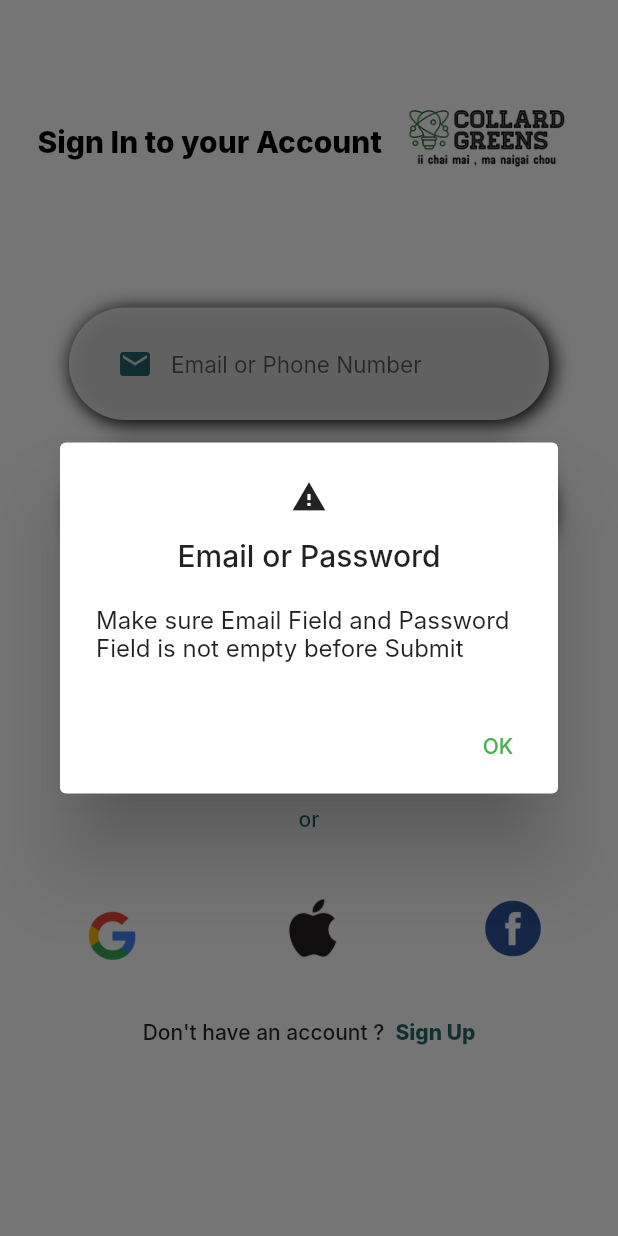
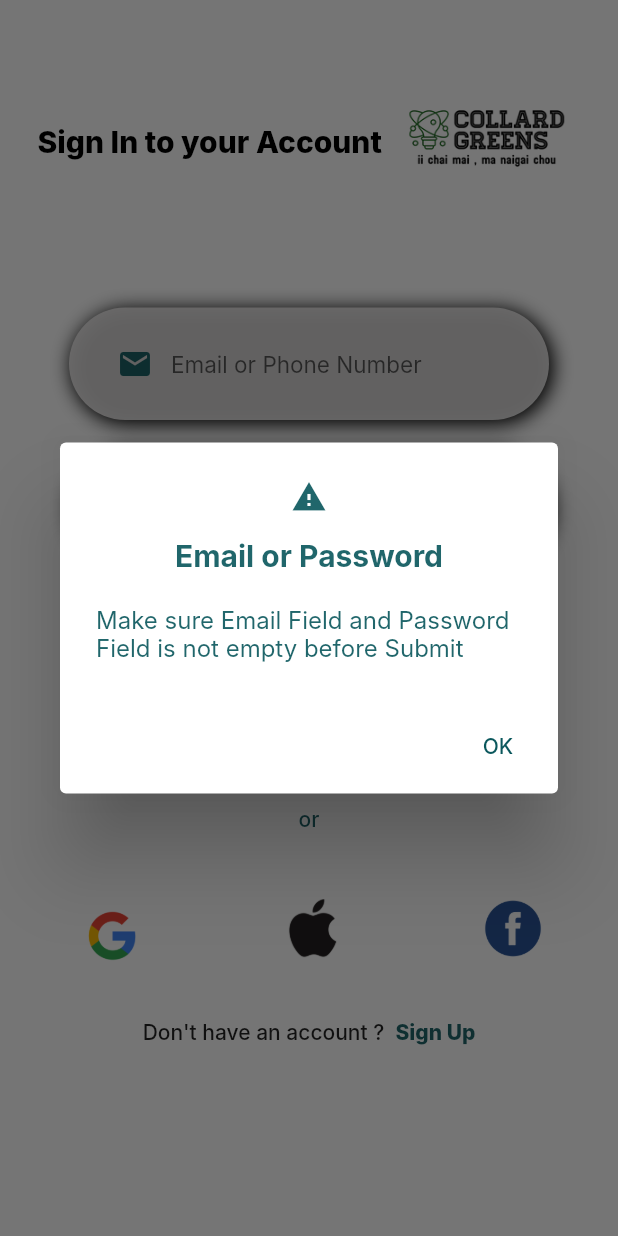
Before and after one commit to ClichyMercury/collardgreens, a Flutter app: the screen it shows after launch, after a tap on "Sign In", on a phone screen of 412 x 824 dp. Run offline on Flutter 3.47's test engine with Material 2 defaults, Android fonts, the phone set to English and light mode, and no system bars; our stand-ins replace carousel_slider, flutter_credit_card, flutter_heatmap_calendar, flutter_svg; Roboto replaces fonts that are missing (Inter).

Commit message:
add alert dialog

```diff
--- a/lib/AppRoot/account/AccountCard.dart
+++ b/lib/AppRoot/account/AccountCard.dart
@@ -4,7 +4,7 @@ import 'package:flutter/material.dart';
 import 'package:flutter_credit_card/flutter_credit_card.dart';
 import 'package:flutter_heatmap_calendar/flutter_heatmap_calendar.dart';
 
-import 'formAddCard.dart';
+import 'widget/formAddCard.dart';
 
 class AccountCard extends StatefulWidget {
   const AccountCard({super.key});
--- a/lib/AppRoot/account/formAddCard.dart
+++ b/lib/AppRoot/account/widget/formAddCard.dart
@@ -4,7 +4,7 @@ import 'package:flutter/material.dart';
 import 'package:flutter_credit_card/credit_card_form.dart';
 import 'package:flutter_credit_card/credit_card_model.dart';
 
-import '../../ui/colors/app_colors.dart';
+import '../../../ui/colors/app_colors.dart';
 
 class AddCard extends StatelessWidget {
   const AddCard({super.key});
--- /dev/null
+++ b/lib/UI/colors/palette.dart
@@ -0,0 +1,19 @@
+import 'package:flutter/material.dart';
+
+class Palette {
+  static const MaterialColor greenToDark = const MaterialColor(
+    0xff0a575c, // 0% comes in here, this will be color picked if no shade is selected when defining a Color property which doesn’t require a swatch.
+    const <int, Color>{
+      50: const Color(0xff094e53), //10%
+      100: const Color(0xff08464a), //20%
+      200: const Color(0xff073d40), //30%
+      300: const Color(0xff063437), //40%
+      400: const Color(0xff052c2e), //50%
+      500: const Color(0xff042325), //60%
+      600: const Color(0xff031a1c), //70%
+      700: const Color(0xff021112), //80%
+      800: const Color(0xff010909), //90%
+      900: const Color(0xff000000), //100%
+    },
+  );
+}
--- a/lib/conponents/alertDialog.dart
+++ b/lib/conponents/alertDialog.dart
@@ -1,3 +1,4 @@
+import 'package:collard_greens/ui/colors/app_colors.dart';
 import 'package:flutter/material.dart';
 
 Future showAlertDialog(
@@ -11,9 +12,20 @@ Future showAlertDialog(
       context: context,
       builder: (context) {
         return AlertDialog(
-          icon: const Icon(Icons.warning),
-          title: Text(title),
-          content: Text(content),
+          icon: const Icon(
+            Icons.warning,
+            color: AppColors.mainGreen,
+          ),
+          title: Text(
+            title,
+            style: TextStyle(
+                color: AppColors.mainGreen, fontWeight: FontWeight.bold),
+          ),
+          content: Text(
+            content,
+            style: TextStyle(
+                color: AppColors.mainGreen, fontWeight: FontWeight.normal),
+          ),
           actions: [
             if (cancelActionText != null)
               TextButton(
--- a/lib/main.dart
+++ b/lib/main.dart
@@ -1,4 +1,5 @@
 import 'package:collard_greens/features/connection/Sign_In_Page.dart';
+import 'package:collard_greens/ui/colors/palette.dart';
 
 import 'package:flutter/material.dart';
 
@@ -15,7 +16,7 @@ class MyApp extends StatelessWidget {
       debugShowCheckedModeBanner: false,
       title: 'Flutter Demo',
       theme: ThemeData(
-        primarySwatch: Colors.green,
+        primarySwatch: Palette.greenToDark,
         fontFamily: 'Inter',
       ),
       home: const SignInPage(),
```
Also changed, not shown: lib/AppRoot/account/calendar/heatMapCalendar.dart (+9 -9 lines).
